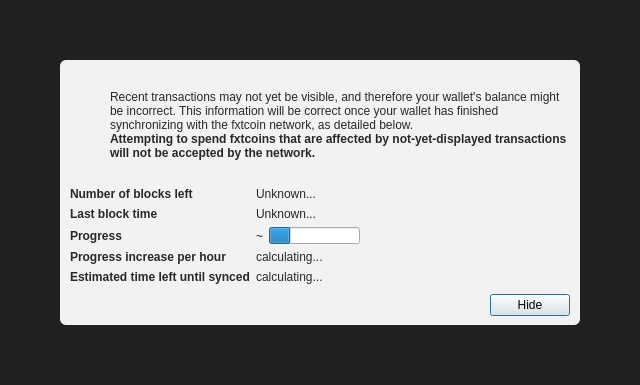
Qt form src/qt/forms/modaloverlay.ui (Velescore/fxtc) before a commit.
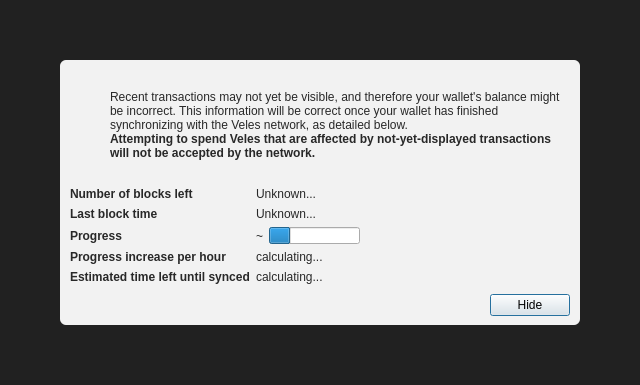
The same form after that commit. Icons and pictures are not drawn. Custom widgets are drawn as their Qt base class.

Commit message: Rename: from "veles" to "fxtc"

```diff
--- a/src/qt/forms/modaloverlay.ui
+++ b/src/qt/forms/modaloverlay.ui
@@ -130,7 +130,7 @@
              <item>
               <widget class="QLabel" name="infoText">
                <property name="text">
-                <string>Recent transactions may not yet be visible, and therefore your wallet's balance might be incorrect. This information will be correct once your wallet has finished synchronizing with the fxtcoin network, as detailed below.</string>
+                <string>Recent transactions may not yet be visible, and therefore your wallet's balance might be incorrect. This information will be correct once your wallet has finished synchronizing with the Veles network, as detailed below.</string>
                </property>
                <property name="textFormat">
                 <enum>Qt::RichText</enum>
@@ -149,7 +149,7 @@
                 </font>
                </property>
                <property name="text">
-                <string>Attempting to spend fxtcoins that are affected by not-yet-displayed transactions will not be accepted by the network.</string>
+                <string>Attempting to spend Veles that are affected by not-yet-displayed transactions will not be accepted by the network.</string>
                </property>
                <property name="textFormat">
                 <enum>Qt::RichText</enum>
```
The commit also changes 162 other files.
